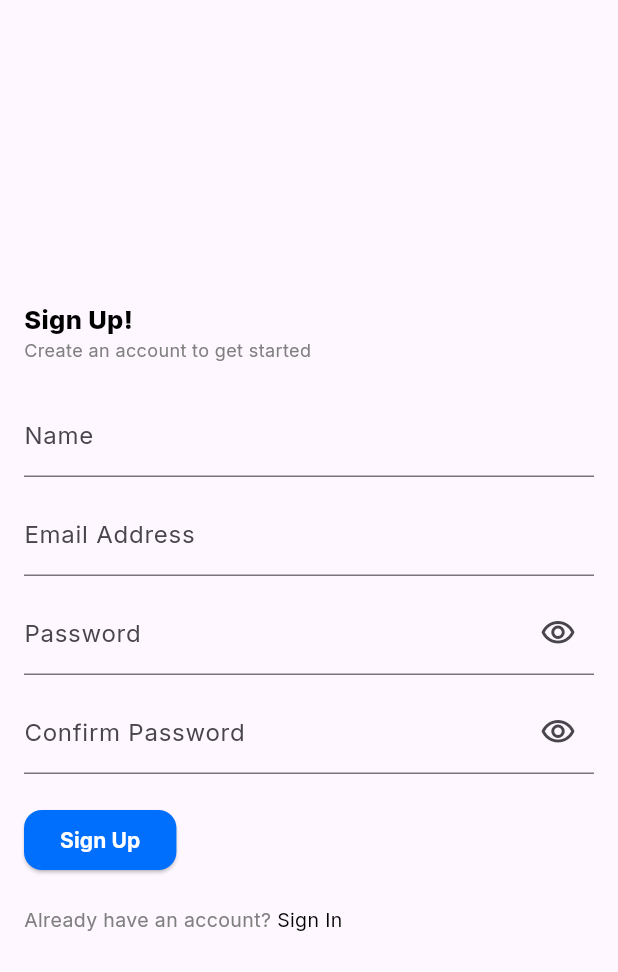
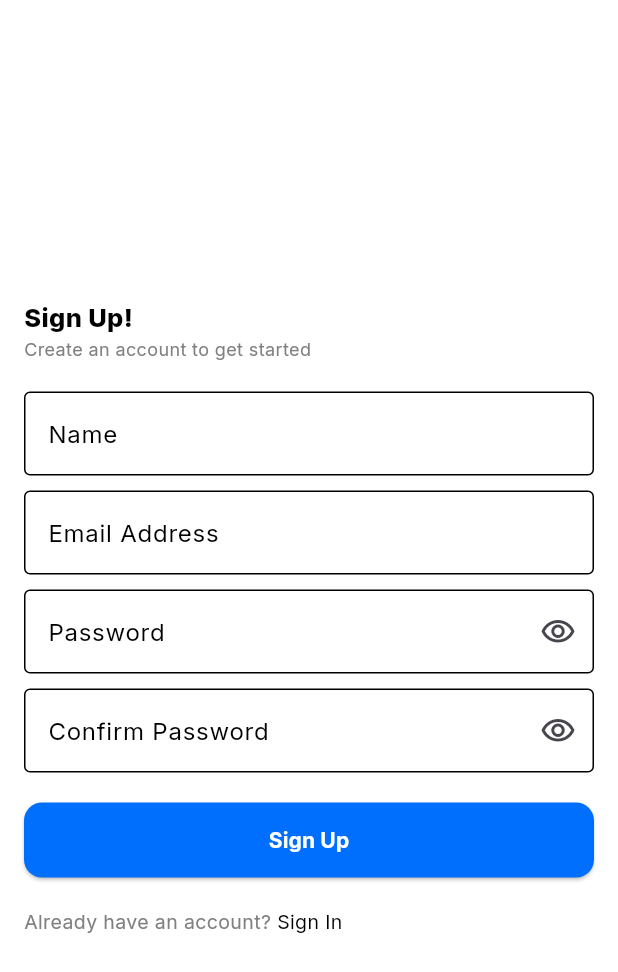
Before and after one commit to Rutuja028/figma_task, a Flutter app: the screen it shows after launch, after a tap on "Register Now", on a phone screen of 412 x 824 dp. Shown: the top 972 px of the screen. Run offline on Flutter 3.47's test engine with Material 3 defaults, Android fonts, the phone set to English and light mode, and no system bars; our stand-ins replace carousel_slider, flutter_svg, gap.

Commit message:
Integration of component PrimaryTextFormField

```diff
--- a/lib/app.dart
+++ b/lib/app.dart
@@ -13,6 +13,7 @@ class MainApp extends StatelessWidget {
   Widget build(BuildContext context) {
     return MaterialApp(
       theme: ThemeData(
+        scaffoldBackgroundColor: Colors.white,
         fontFamily: 'Inter',
       ),
       home: const SignIn(),
--- a/lib/components/text_form_field.dart
+++ b/lib/components/text_form_field.dart
@@ -1,34 +1,56 @@
 import 'package:flutter/material.dart';
+import 'package:flutter/src/services/text_formatter.dart';
 
 class PrimaryTextFormField extends StatelessWidget {
   final TextEditingController? controller;
-  final String? labelText;
+  final TextInputType? keyboardType;
+  // final String? labelText;
   final bool? obscureText;
   final String? Function(String?)? validator;
   final IconButton? suffixIcon;
+  final List<TextInputFormatter>? inputFormatters;
+  // final InputDecoration? decoration;
+  final String? labelText;
+  final String? prefixText;
 
-  const PrimaryTextFormField(
-      {super.key,
-      this.controller,
-      this.labelText,
-      this.obscureText,
-      this.validator,
-      this.suffixIcon});
+  const PrimaryTextFormField({
+    super.key,
+    this.controller,
+    this.keyboardType,
+    this.labelText,
+    this.obscureText,
+    this.validator,
+    this.suffixIcon,
+    this.prefixText,
+    this.inputFormatters,
+    // this.decoration,
+  });
 
   @override
   Widget build(BuildContext context) {
     return TextFormField(
-      decoration: const InputDecoration(
-        enabledBorder: OutlineInputBorder(
+      style: TextStyle(color: Colors.black),
+      controller: controller,
+      keyboardType: keyboardType,
+      inputFormatters: inputFormatters,
+      cursorColor: Colors.black,
+      decoration: InputDecoration(
+        prefixText: prefixText,
+        suffixIcon: suffixIcon,
+        labelText: labelText,
+        labelStyle: TextStyle(
+          color: Colors.black,
+        ),
+        enabledBorder: const OutlineInputBorder(
           borderSide: BorderSide(color: Colors.black),
         ),
-        focusedBorder: OutlineInputBorder(
-          borderSide: BorderSide(color: Colors.amber),
+        focusedBorder: const OutlineInputBorder(
+          borderSide: BorderSide(color: Color(0xFF006FFD)),
         ),
-        errorBorder: OutlineInputBorder(
+        errorBorder: const OutlineInputBorder(
           borderSide: BorderSide(color: Colors.red),
         ),
-        focusedErrorBorder: OutlineInputBorder(
+        focusedErrorBorder: const OutlineInputBorder(
           borderSide: BorderSide(color: Colors.red),
         ),
       ),
--- a/lib/views/onboarding_page1.dart
+++ b/lib/views/onboarding_page1.dart
@@ -28,7 +28,7 @@ class _OnBoardingState extends State<OnBoarding> {
                     });
                   },
                   viewportFraction: 1,
-                  enlargeCenterPage: false,
+                  //enlargeCenterPage: false,
                   enableInfiniteScroll: false,
                   height: 250,
                   autoPlay: false,
--- a/lib/views/sign_in.dart
+++ b/lib/views/sign_in.dart
@@ -1,7 +1,9 @@
+import 'package:flutter/material.dart';
+
+import 'package:figma_task/components/text_form_field.dart';
 import 'package:figma_task/components/elevated_button.dart';
 import 'package:figma_task/views/onboarding_page1.dart';
 import 'package:figma_task/views/sign_up.dart';
-import 'package:flutter/material.dart';
 import 'package:flutter/services.dart';
 
 class SignIn extends StatefulWidget {
@@ -19,21 +21,21 @@ class _SignInState extends State<SignIn> {
 
   bool showPass = false;
 
-  void _signIn() {
-    if (_formKey.currentState!.validate()) {
-      Navigator.push(
-        context,
-        MaterialPageRoute(builder: (context) => const SignUp()),
-      );
-    } else {
-      ScaffoldMessenger.of(context).showSnackBar(
-        const SnackBar(
-          content: Text("Please enter valid email and password"),
-          backgroundColor: Colors.red,
-        ),
-      );
-    }
-  }
+  // void _signIn() {
+  //   if (_formKey.currentState!.validate()) {
+  //     Navigator.push(
+  //       context,
+  //       MaterialPageRoute(builder: (context) => const SignUp()),
+  //     );
+  //   } else {
+  //     ScaffoldMessenger.of(context).showSnackBar(
+  //       const SnackBar(
+  //         content: Text("Please enter valid email and password"),
+  //         backgroundColor: Colors.red,
+  //       ),
+  //     );
+  //   }
+  // }
 
   @override
   Widget build(BuildContext context) {
@@ -48,10 +50,10 @@ class _SignInState extends State<SignIn> {
             children: [
               Expanded(
                 child: Image.asset(
-                  "assets/strelema_logo.png",
+                  "assets/SignInImage.png",
 
                   //height: 300,
-                  //width: double.infinity,
+                  width: double.infinity,
                   fit: BoxFit.fitWidth,
                 ),
               ),
@@ -65,24 +67,25 @@ class _SignInState extends State<SignIn> {
                       child: Column(
                         mainAxisAlignment: MainAxisAlignment.start,
                         children: [
-                          const Text("Welcome!",
+                          Align(
+                            alignment: Alignment.centerLeft,
+                            child: const Text("Welcome!",
                                 style: TextStyle(
                                   color: Colors.black,
                                   fontSize: 24,
                                   fontWeight: FontWeight.w800,
                                 )),
+                          ),
                           const SizedBox(height: 20),
-                          TextFormField(
+                          PrimaryTextFormField(
                             keyboardType: TextInputType.phone,
                             controller: emailController,
                             inputFormatters: [
                               FilteringTextInputFormatter.digitsOnly,
                               LengthLimitingTextInputFormatter(10),
                             ],
-                            decoration: const InputDecoration(
                             prefixText: "+91",
                             labelText: "Phone Number",
-                            ),
                             validator: (value) {
                               if (value?.isEmpty ?? true) {
                                 return "Please enter your phone number";
@@ -91,9 +94,9 @@ class _SignInState extends State<SignIn> {
                             },
                           ),
                           const SizedBox(height: 10),
-                          TextFormField(
+                          PrimaryTextFormField(
+                            keyboardType: TextInputType.text,
                             controller: passwordController,
-                            decoration: InputDecoration(
                             labelText: "Password",
                             suffixIcon: IconButton(
                               onPressed: () {
@@ -105,7 +108,6 @@ class _SignInState extends State<SignIn> {
                                   ? const Icon(Icons.visibility_off_outlined)
                                   : const Icon(Icons.visibility_outlined),
                             ),
-                            ),
                             obscureText: showPass ? false : true,
                             validator: (value) {
                               if (value == null || value.isEmpty) {
@@ -116,16 +118,17 @@ class _SignInState extends State<SignIn> {
                               }
                               return null;
                             },
+                            inputFormatters: [],
                           ),
                           const SizedBox(height: 10),
                           Align(
-                            alignment: Alignment.centerRight,
+                            alignment: Alignment.centerLeft,
                             child: InkWell(
                               onTap: () {},
                               child: const Text(
                                 "Forgot Password?",
                                 style: TextStyle(
-                                  color: Colors.black,
+                                  color: Color(0xFF006FFD),
                                   fontSize: 13,
                                 ),
                               ),
@@ -133,6 +136,8 @@ class _SignInState extends State<SignIn> {
                           ),
                           const SizedBox(height: 20),
                           PrimaryButton(
+                            buttonHeight: 50,
+                            buttonWidth: 380,
                             buttonText: "Sign In",
                             onTap: () {
                               Navigator.push(
@@ -143,15 +148,15 @@ class _SignInState extends State<SignIn> {
                             },
                           ),
                           const SizedBox(height: 20),
-                          Row(children: [
-                            const Center(
-                              child: Text(
+                          Align(
+                            alignment: Alignment.center,
+                            child: Row(children: [
+                              Text(
                                 "Not a member? ",
                                 style: TextStyle(
                                   color: Color(0xFF808080),
                                   fontSize: 13,
                                   fontWeight: FontWeight.w400,
-                                ),
                                 ),
                               ),
                               InkWell(
@@ -171,7 +176,8 @@ class _SignInState extends State<SignIn> {
                                   ),
                                 ),
                               )
-                          ])
+                            ]),
+                          )
                         ],
                       ),
                     ),
--- a/lib/views/sign_up.dart
+++ b/lib/views/sign_up.dart
@@ -1,4 +1,5 @@
 import 'package:figma_task/components/elevated_button.dart';
+import 'package:figma_task/components/text_form_field.dart';
 import 'package:figma_task/views/sign_in.dart';
 import 'package:flutter/material.dart';
 import 'package:flutter/services.dart';
@@ -70,15 +71,13 @@ class _SignUpState extends State<SignUp> {
                         ),
                       ),
                       const SizedBox(height: 20),
-                      TextFormField(
+                      PrimaryTextFormField(
                           inputFormatters: [
                             FilteringTextInputFormatter.allow(
                                 RegExp(r'[a-zA-z]'))
                           ],
                           controller: nameController,
-                          decoration: const InputDecoration(
                           labelText: "Name",
-                          ),
                           validator: (valu) {
                             if (valu!.length > 30) {
                               return "Limit Exceeded";
@@ -86,11 +85,9 @@ class _SignUpState extends State<SignUp> {
                             return null;
                           }),
                       const SizedBox(height: 10),
-                      TextFormField(
+                      PrimaryTextFormField(
                         controller: emailController,
-                        decoration: const InputDecoration(
                         labelText: "Email Address",
-                        ),
                         validator: (value) {
                           if (value == null || value.isEmpty) {
                             return "Please enter your email";
@@ -103,9 +100,8 @@ class _SignUpState extends State<SignUp> {
                         },
                       ),
                       const SizedBox(height: 10),
-                      TextFormField(
+                      PrimaryTextFormField(
                         controller: passwordController,
-                        decoration: InputDecoration(
                         suffixIcon: IconButton(
                             onPressed: () {
                               setState(() {
@@ -116,7 +112,6 @@ class _SignUpState extends State<SignUp> {
                                 ? const Icon(Icons.visibility_off_outlined)
                                 : const Icon(Icons.visibility_outlined)),
                         labelText: "Password",
-                        ),
                         obscureText: showPass ? false : true,
                         validator: (value) {
                           if (value == null || value.isEmpty) {
@@ -128,9 +123,8 @@ class _SignUpState extends State<SignUp> {
                         },
                       ),
                       const SizedBox(height: 10),
-                      TextFormField(
+                      PrimaryTextFormField(
                         controller: confirmPasswordController,
-                        decoration: InputDecoration(
                         suffixIcon: IconButton(
                             onPressed: () {
                               setState(() {
@@ -143,7 +137,6 @@ class _SignUpState extends State<SignUp> {
                                   )
                                 : const Icon(Icons.visibility_outlined)),
                         labelText: "Confirm Password",
-                        ),
                         obscureText: confirmPass ? false : true,
                         validator: (value) {
                           if (value == null || value.isEmpty) {
@@ -157,6 +150,8 @@ class _SignUpState extends State<SignUp> {
                       ),
                       const SizedBox(height: 20),
                       PrimaryButton(
+                        buttonHeight: 50,
+                        buttonWidth: 380,
                         buttonText: "Sign Up",
                         onTap: _signUp,
                       ),
```
Also changed, not shown: assets/SignInImage.png (added), pubspec.lock, 4 other files. Lines whose indentation alone changed are shown as unchanged.
